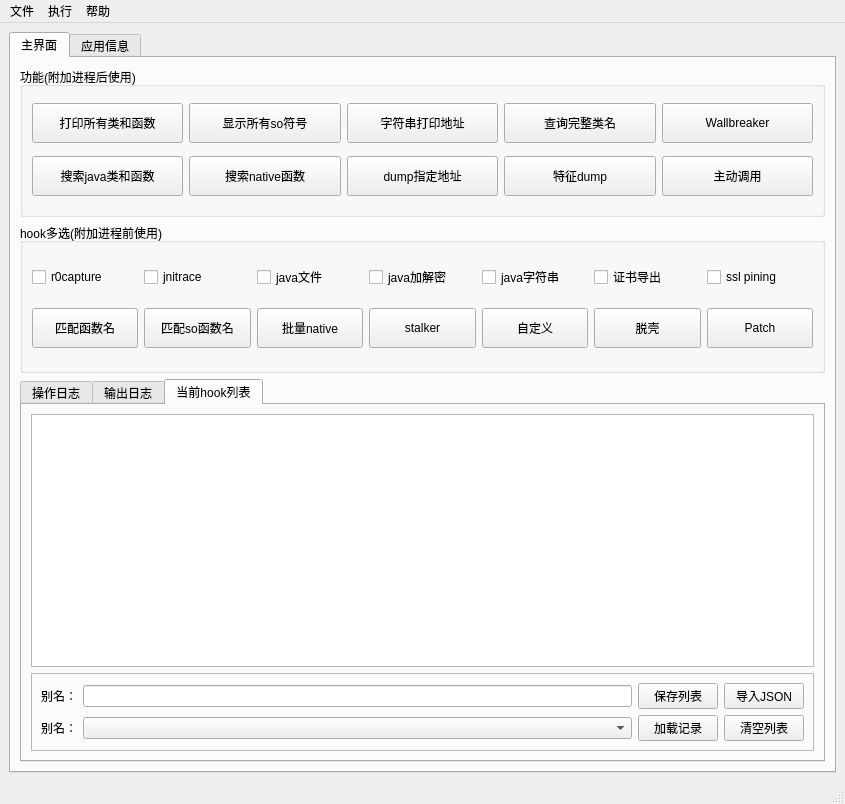
Above: ui/kmain.ui from dqzg12300/fridaUiTools before the change. Below: the same form after it.
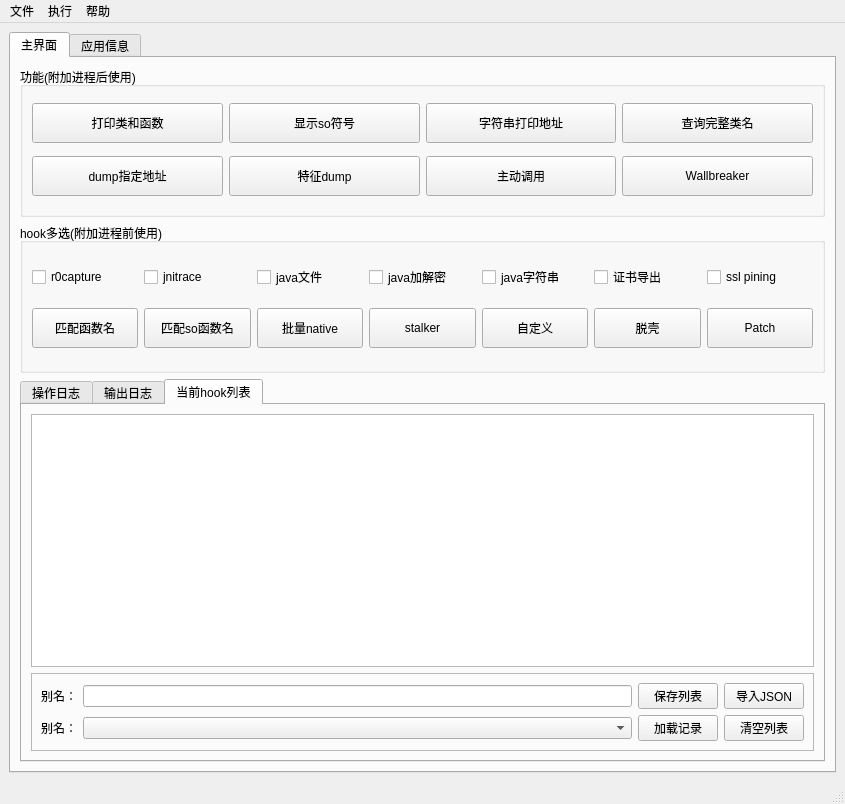
That is the form after the change.

What changed in the file:
```diff
--- a/ui/kmain.ui
+++ b/ui/kmain.ui
@@ -37,32 +37,6 @@
            <string>功能(附加进程后使用)</string>
           </property>
           <layout class="QGridLayout" name="gridLayout_4">
-           <item row="2" column="2">
-            <widget class="QPushButton" name="btnDumpPtr">
-             <property name="minimumSize">
-              <size>
-               <width>0</width>
-               <height>40</height>
-              </size>
-             </property>
-             <property name="text">
-              <string>dump指定地址</string>
-             </property>
-            </widget>
-           </item>
-           <item row="0" column="4">
-            <widget class="QPushButton" name="btnWallbreaker">
-             <property name="minimumSize">
-              <size>
-               <width>0</width>
-               <height>40</height>
-              </size>
-             </property>
-             <property name="text">
-              <string>Wallbreaker</string>
-             </property>
-            </widget>
-           </item>
            <item row="0" column="1">
             <widget class="QPushButton" name="btnShowExport">
              <property name="minimumSize">
@@ -72,7 +46,7 @@
               </size>
              </property>
              <property name="text">
-              <string>显示所有so符号</string>
+              <string>显示so符号</string>
              </property>
             </widget>
            </item>
@@ -85,20 +59,7 @@
               </size>
              </property>
              <property name="text">
-              <string>打印所有类和函数</string>
-             </property>
-            </widget>
-           </item>
-           <item row="2" column="1">
-            <widget class="QPushButton" name="btnFindExport">
-             <property name="minimumSize">
-              <size>
-               <width>0</width>
-               <height>40</height>
-              </size>
-             </property>
-             <property name="text">
-              <string>搜索native函数</string>
+              <string>打印类和函数</string>
              </property>
             </widget>
            </item>
@@ -115,19 +76,6 @@
              </property>
             </widget>
            </item>
-           <item row="2" column="0">
-            <widget class="QPushButton" name="btnFindMethod">
-             <property name="minimumSize">
-              <size>
-               <width>0</width>
-               <height>40</height>
-              </size>
-             </property>
-             <property name="text">
-              <string>搜索java类和函数</string>
-             </property>
-            </widget>
-           </item>
            <item row="0" column="3">
             <widget class="QPushButton" name="btnFindClassPath">
              <property name="minimumSize">
@@ -141,7 +89,20 @@
              </property>
             </widget>
            </item>
-           <item row="2" column="3">
+           <item row="2" column="0">
+            <widget class="QPushButton" name="btnDumpPtr">
+             <property name="minimumSize">
+              <size>
+               <width>0</width>
+               <height>40</height>
+              </size>
+             </property>
+             <property name="text">
+              <string>dump指定地址</string>
+             </property>
+            </widget>
+           </item>
+           <item row="2" column="1">
             <widget class="QPushButton" name="btnMatchDump">
              <property name="minimumSize">
               <size>
@@ -154,7 +115,7 @@
              </property>
             </widget>
            </item>
-           <item row="2" column="4">
+           <item row="2" column="2">
             <widget class="QPushButton" name="btnCallFunction">
              <property name="minimumSize">
               <size>
@@ -167,6 +128,19 @@
              </property>
             </widget>
            </item>
+           <item row="2" column="3">
+            <widget class="QPushButton" name="btnWallbreaker">
+             <property name="minimumSize">
+              <size>
+               <width>0</width>
+               <height>40</height>
+              </size>
+             </property>
+             <property name="text">
+              <string>Wallbreaker</string>
+             </property>
+            </widget>
+           </item>
           </layout>
          </widget>
         </item>
```
Left out of the diff: 49 changed lines with no effect on the pictures.
